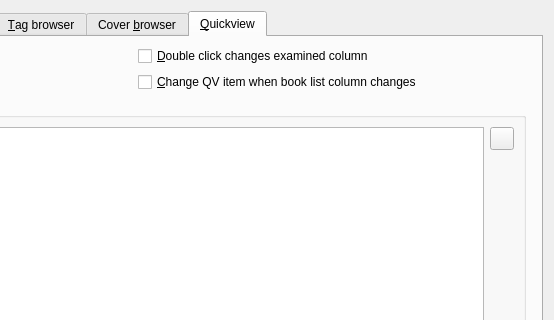
This is src/calibre/gui2/preferences/look_feel.ui in kovidgoyal/calibre as Qt 5 draws it before an edit; both pictures show x 285 to 839 and y 0 to 320 of the 839 by 580 pixel window. The edited form follows.
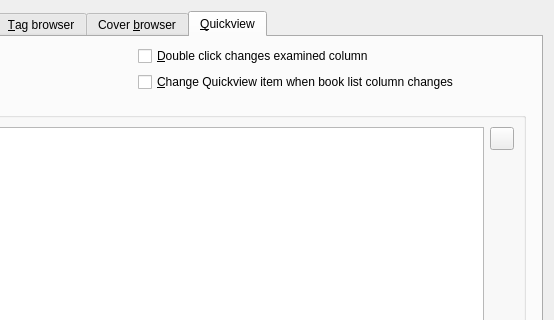
This is the edited form. The open tabs and pages were chosen to show the change. Icons and pictures are not drawn. Custom widgets are drawn as their Qt base class.

The edit to the form file:
```diff
--- a/src/calibre/gui2/preferences/look_feel.ui
+++ b/src/calibre/gui2/preferences/look_feel.ui
@@ -1228,7 +1228,7 @@
 when the column in the book list is changed using the cursor arrow keys</string>
            </property>
            <property name="text">
-            <string>&amp;Change QV item when book list column changes</string>
+            <string>&amp;Change Quickview item when book list column changes</string>
            </property>
           </widget>
          </item>
```
